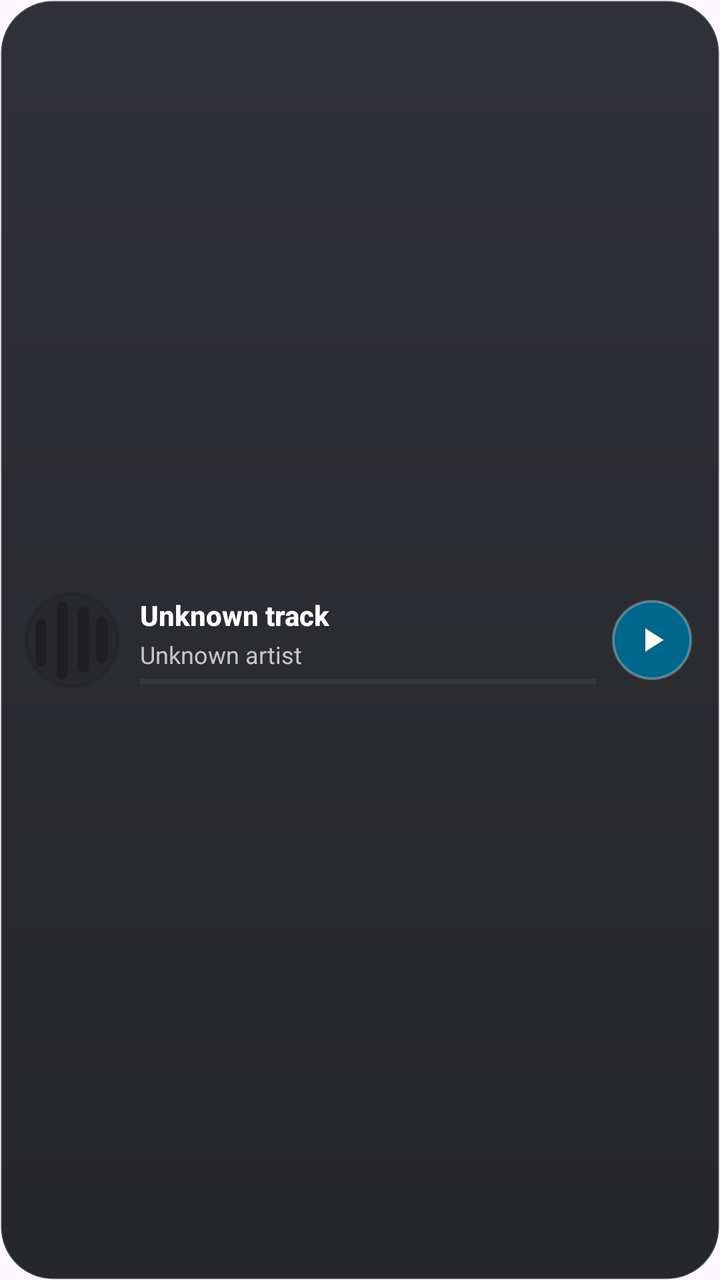
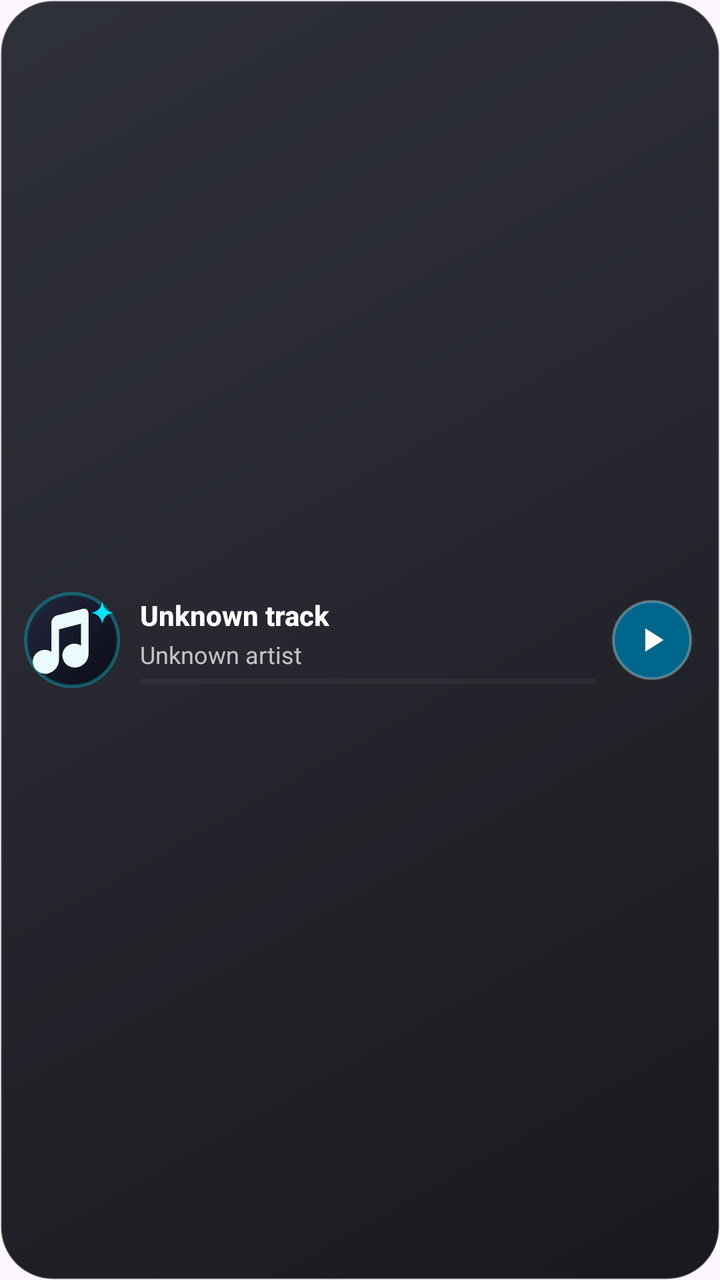

Two renders of the same Android screen: before a commit and after it. Below are the layout's source before the change and the commit's diff.
<!-- AndroidManifest.xml: application theme Theme.NeonSong.Splash -->
<!-- res/layout/widget_obsidian_compact.xml -->
<?xml version="1.0" encoding="utf-8"?>
<LinearLayout xmlns:android="http://schemas.android.com/apk/res/android"
    android:id="@+id/widget_root"
    android:layout_width="match_parent"
    android:layout_height="match_parent"
    android:background="@drawable/widget_obsidian_background"
    android:clipToOutline="true"
    android:gravity="center_vertical"
    android:orientation="horizontal"
    android:paddingStart="12dp"
    android:paddingEnd="14dp"
    android:paddingTop="8dp"
    android:paddingBottom="8dp">

    
    <LinearLayout
        android:id="@+id/widget_empty_group"
        android:layout_width="match_parent"
        android:layout_height="wrap_content"
        android:gravity="center_vertical"
        android:orientation="horizontal"
        android:visibility="gone">

        <ImageView
            android:id="@+id/widget_empty_icon"
            android:layout_width="44dp"
            android:layout_height="44dp"
            android:contentDescription="@null"
            android:src="@drawable/widget_art_placeholder" />

        <LinearLayout
            android:layout_width="0dp"
            android:layout_height="wrap_content"
            android:layout_marginStart="10dp"
            android:layout_weight="1"
            android:orientation="vertical">

            <TextView
                android:id="@+id/widget_empty_title"
                android:layout_width="match_parent"
                android:layout_height="wrap_content"
                android:ellipsize="end"
                android:fontFamily="sans-serif-medium"
                android:maxLines="1"
                android:text="@string/widget_obsidian_name"
                android:textColor="#FFFFFFFF"
                android:textSize="15sp"
                android:textStyle="bold" />

            <TextView
                android:id="@+id/widget_empty_sub"
                android:layout_width="match_parent"
                android:layout_height="wrap_content"
                android:layout_marginTop="2dp"
                android:ellipsize="end"
                android:fontFamily="sans-serif"
                android:maxLines="1"
                android:text="@string/widget_obsidian_description"
                android:textColor="#B8FFFFFF"
                android:textSize="12sp" />
        </LinearLayout>
    </LinearLayout>

    
    <LinearLayout
        android:id="@+id/widget_content_group"
        android:layout_width="match_parent"
        android:layout_height="wrap_content"
        android:gravity="center_vertical"
        android:orientation="horizontal">

        <ImageView
            android:id="@+id/widget_art"
            android:layout_width="48dp"
            android:layout_height="48dp"
            android:contentDescription="@null"
            android:scaleType="centerCrop"
            android:src="@drawable/widget_art_placeholder" />

        <LinearLayout
            android:layout_width="0dp"
            android:layout_height="wrap_content"
            android:layout_marginStart="10dp"
            android:layout_marginEnd="8dp"
            android:layout_weight="1"
            android:gravity="center_vertical"
            android:orientation="vertical">

            <TextView
                android:id="@+id/widget_title"
                android:layout_width="match_parent"
                android:layout_height="wrap_content"
                android:ellipsize="end"
                android:fontFamily="sans-serif-medium"
                android:maxLines="1"
                android:text="Unknown track"
                android:textColor="#FFFFFFFF"
                android:textSize="14sp"
                android:textStyle="bold" />

            <TextView
                android:id="@+id/widget_subtitle"
                android:layout_width="match_parent"
                android:layout_height="wrap_content"
                android:layout_marginTop="2dp"
                android:ellipsize="end"
                android:fontFamily="sans-serif"
                android:maxLines="1"
                android:text="Unknown artist"
                android:textColor="#B8FFFFFF"
                android:textSize="12sp" />

            <LinearLayout
                android:id="@+id/widget_progress_row"
                android:layout_width="match_parent"
                android:layout_height="wrap_content"
                android:layout_marginTop="4dp">

                <ProgressBar
                    android:id="@+id/widget_progress"
                    style="?android:attr/progressBarStyleHorizontal"
                    android:layout_width="match_parent"
                    android:layout_height="2.5dp"
                    android:max="1000"
                    android:progress="0"
                    android:progressBackgroundTint="#33FFFFFF"
                    android:progressTint="@color/widget_primary" />
            </LinearLayout>
        </LinearLayout>

        
        <FrameLayout
            android:id="@+id/widget_play_pause_container"
            android:layout_width="40dp"
            android:layout_height="40dp"
            android:background="@drawable/widget_obsidian_play">

            <ImageView
                android:id="@+id/widget_play_pause"
                android:layout_width="20dp"
                android:layout_height="20dp"
                android:layout_gravity="center"
                android:contentDescription="@string/desc_play_pause"
                android:src="@drawable/ic_widget_play"
                android:tint="@color/widget_on_primary" />
        </FrameLayout>

        
        <ImageButton
            android:id="@+id/widget_prev"
            android:layout_width="0dp"
            android:layout_height="0dp"
            android:visibility="gone" />

        <FrameLayout
            android:id="@+id/widget_next_container"
            android:layout_width="0dp"
            android:layout_height="0dp"
            android:visibility="gone">

            <ImageButton
                android:id="@+id/widget_next"
                android:layout_width="0dp"
                android:layout_height="0dp" />
        </FrameLayout>

        <LinearLayout
            android:id="@+id/widget_eq_group"
            android:layout_width="0dp"
            android:layout_height="0dp"
            android:visibility="gone">

            <ImageView
                android:id="@+id/widget_eq_icon"
                android:layout_width="0dp"
                android:layout_height="0dp" />

            <TextView
                android:id="@+id/widget_state"
                android:layout_width="0dp"
                android:layout_height="0dp" />
        </LinearLayout>
    </LinearLayout>
</LinearLayout>
<!-- resources referenced by this layout -->
<resources>
  <color name="widget_on_primary">#FF000000</color>
  <color name="widget_primary">#FF00E5FF</color>
  <!-- drawable widget_art_placeholder (drawable) -->
  <?xml version="1.0" encoding="utf-8"?>
  <layer-list xmlns:android="http://schemas.android.com/apk/res/android">
      <item>
          <shape android:shape="rectangle">
              <corners android:radius="14dp" />
              <solid android:color="@color/widget_surface_variant" />
              <stroke
                  android:width="1dp"
                  android:color="@color/widget_hairline" />
          </shape>
      </item>
      <item
          android:width="26dp"
          android:height="26dp"
          android:gravity="center"
          android:drawable="@drawable/ic_widget_logo_mark" />
  </layer-list>
  <!-- drawable widget_obsidian_background (drawable) -->
  <?xml version="1.0" encoding="utf-8"?>
  <shape xmlns:android="http://schemas.android.com/apk/res/android"
      android:shape="rectangle">
      <corners android:radius="26dp" />
      <gradient
          android:angle="270"
          android:startColor="#E61A1B22"
          android:endColor="#E60E0F12"
          android:type="linear" />
      <stroke
          android:width="1dp"
          android:color="#26FFFFFF" />
  </shape>
  <!-- drawable widget_obsidian_play (drawable) -->
  <?xml version="1.0" encoding="utf-8"?>
  <shape xmlns:android="http://schemas.android.com/apk/res/android"
      android:shape="oval">
      <solid android:color="@color/widget_primary" />
      <stroke
          android:width="1.2dp"
          android:color="#4DFFFFFF" />
  </shape>
  <string name="desc_play_pause">Play or pause</string>
  <string name="widget_obsidian_description">Frosted obsidian glass player with translucent depth and crystal rim</string>
  <string name="widget_obsidian_name">Neon Song Obsidian Glass</string>
  <color name="widget_surface_variant">#14000000</color>
  <color name="widget_hairline">#1A000000</color>
  <!-- drawable ic_widget_logo_mark (drawable) -->
  <vector xmlns:android="http://schemas.android.com/apk/res/android"
      android:width="24dp"
      android:height="24dp"
      android:viewportWidth="108"
      android:viewportHeight="108">
      <path
          android:fillColor="@color/widget_on_surface_variant"
          android:pathData="M12.92,36.47 A5.99,5.99 0 0 1 24.89,36.47 L24.89,78.39 A5.99,5.99 0 0 1 12.92,78.39 Z" />
      <path
          android:fillColor="@color/widget_on_surface_variant"
          android:pathData="M36.86,16.58 A6.14,6.14 0 0 1 49.15,16.58 L49.15,92.58 A6.14,6.14 0 0 1 36.86,92.58 Z" />
      <path
          android:fillColor="@color/widget_on_surface_variant"
          android:pathData="M60.54,23.12 A6.25,6.25 0 0 1 73.04,23.12 L73.04,84.82 A6.25,6.25 0 0 1 60.54,84.82 Z" />
      <path
          android:fillColor="@color/widget_on_surface_variant"
          android:pathData="M80.74,33.72 A6.72,6.72 0 0 1 94.18,33.72 L94.18,74.17 A6.72,6.72 0 0 1 80.74,74.17 Z" />
  </vector>
  <color name="splash_background">#FF100F0F</color>
  <!-- drawable neon_song_splash_art (drawable) -->
  <?xml version="1.0" encoding="utf-8"?>
  <bitmap xmlns:android="http://schemas.android.com/apk/res/android"
      android:src="@drawable/beru_icon_3d"
      android:gravity="fill" />
  <color name="widget_on_surface_variant">#8A1A1A1E</color>
  <!-- unchanged entries left out for length: 5 -->
</resources>

<!-- the commit's change to res/layout/widget_obsidian_compact.xml (unified diff, before → after) -->
@@ -23,9 +23,10 @@
 
         <ImageView
             android:id="@+id/widget_empty_icon"
-            android:layout_width="44dp"
-            android:layout_height="44dp"
+            android:layout_width="46dp"
+            android:layout_height="46dp"
             android:contentDescription="@null"
+            android:scaleType="centerCrop"
             android:src="@drawable/widget_art_placeholder" />
 
         <LinearLayout
@@ -124,6 +125,7 @@
                     android:max="1000"
                     android:progress="0"
                     android:progressBackgroundTint="#33FFFFFF"
+                    android:progressDrawable="@drawable/widget_progress_bar"
                     android:progressTint="@color/widget_primary" />
             </LinearLayout>
         </LinearLayout>
<!-- resource entries referenced after the edit -->
@@ -7,16 +7,21 @@
   <layer-list xmlns:android="http://schemas.android.com/apk/res/android">
       <item>
           <shape android:shape="rectangle">
-              <corners android:radius="14dp" />
-              <solid android:color="@color/widget_surface_variant" />
+              <corners android:radius="18dp" />
+              <gradient
+                  android:angle="315"
+                  android:startColor="#FF252A3F"
+                  android:centerColor="#FF151828"
+                  android:endColor="#FF0B0D16"
+                  android:type="linear" />
               <stroke
                   android:width="1dp"
-                  android:color="@color/widget_hairline" />
+                  android:color="#4D00E5FF" />
           </shape>
       </item>
       <item
-          android:width="26dp"
-          android:height="26dp"
+          android:width="28dp"
+          android:height="28dp"
           android:gravity="center"
           android:drawable="@drawable/ic_widget_logo_mark" />
   </layer-list>
@@ -26,13 +31,14 @@
       android:shape="rectangle">
       <corners android:radius="26dp" />
       <gradient
-          android:angle="270"
-          android:startColor="#E61A1B22"
-          android:endColor="#E60E0F12"
+          android:angle="315"
+          android:startColor="#EC1E202B"
+          android:centerColor="#EB13141C"
+          android:endColor="#F00A0B0F"
           android:type="linear" />
       <stroke
-          android:width="1dp"
-          android:color="#26FFFFFF" />
+          android:width="1.1dp"
+          android:color="#33FFFFFF" />
   </shape>
   <!-- drawable widget_obsidian_play (drawable) -->
   <?xml version="1.0" encoding="utf-8"?>
@@ -43,29 +49,41 @@
           android:width="1.2dp"
           android:color="#4DFFFFFF" />
   </shape>
+  <!-- drawable widget_progress_bar (drawable) -->
+  <?xml version="1.0" encoding="utf-8"?>
+  <layer-list xmlns:android="http://schemas.android.com/apk/res/android">
+      <item android:id="@android:id/background">
+          <shape android:shape="rectangle">
+              <corners android:radius="100dp" />
+              <solid android:color="#30FFFFFF" />
+          </shape>
+      </item>
+      <item android:id="@android:id/progress">
+          <clip>
+              <shape android:shape="rectangle">
+                  <corners android:radius="100dp" />
+                  <solid android:color="#FFFFFFFF" />
+              </shape>
+          </clip>
+      </item>
+  </layer-list>
   <string name="desc_play_pause">Play or pause</string>
   <string name="widget_obsidian_description">Frosted obsidian glass player with translucent depth and crystal rim</string>
   <string name="widget_obsidian_name">Neon Song Obsidian Glass</string>
-  <color name="widget_surface_variant">#14000000</color>
-  <color name="widget_hairline">#1A000000</color>
   <!-- drawable ic_widget_logo_mark (drawable) -->
+  <?xml version="1.0" encoding="utf-8"?>
   <vector xmlns:android="http://schemas.android.com/apk/res/android"
-      android:width="24dp"
-      android:height="24dp"
-      android:viewportWidth="108"
-      android:viewportHeight="108">
+      android:width="28dp"
+      android:height="28dp"
+      android:viewportWidth="24"
+      android:viewportHeight="24">
+      
       <path
-          android:fillColor="@color/widget_on_surface_variant"
-          android:pathData="M12.92,36.47 A5.99,5.99 0 0 1 24.89,36.47 L24.89,78.39 A5.99,5.99 0 0 1 12.92,78.39 Z" />
+          android:fillColor="#FFEAFBFF"
+          android:pathData="M14.7,4.2 L8.3,5.85 C7.45,6.06 6.85,6.82 6.85,7.7 L6.85,14.95 C6.25,14.55 5.5,14.38 4.7,14.52 C3.02,14.82 1.92,16.4 2.26,18.02 C2.6,19.65 4.2,20.72 5.88,20.4 C7.58,20.08 8.75,18.62 8.75,16.88 L8.75,9.32 L14.25,7.9 L14.25,13.4 C13.65,13.0 12.9,12.83 12.1,12.97 C10.42,13.27 9.32,14.85 9.66,16.47 C10.0,18.1 11.6,19.17 13.28,18.85 C14.98,18.53 16.15,17.07 16.15,15.33 L16.15,5.55 C16.15,4.55 15.52,4.0 14.7,4.2 Z" />
       <path
-          android:fillColor="@color/widget_on_surface_variant"
-          android:pathData="M36.86,16.58 A6.14,6.14 0 0 1 49.15,16.58 L49.15,92.58 A6.14,6.14 0 0 1 36.86,92.58 Z" />
-      <path
-          android:fillColor="@color/widget_on_surface_variant"
-          android:pathData="M60.54,23.12 A6.25,6.25 0 0 1 73.04,23.12 L73.04,84.82 A6.25,6.25 0 0 1 60.54,84.82 Z" />
-      <path
-          android:fillColor="@color/widget_on_surface_variant"
-          android:pathData="M80.74,33.72 A6.72,6.72 0 0 1 94.18,33.72 L94.18,74.17 A6.72,6.72 0 0 1 80.74,74.17 Z" />
+          android:fillColor="#FF00E5FF"
+          android:pathData="M19.55,2.4 Q19.9,4.85 22.35,5.2 Q19.9,5.55 19.55,8.0 Q19.2,5.55 16.75,5.2 Q19.2,4.85 19.55,2.4 Z" />
   </vector>
   <color name="splash_background">#FF100F0F</color>
   <!-- drawable neon_song_splash_art (drawable) -->
@@ -73,7 +91,6 @@
   <bitmap xmlns:android="http://schemas.android.com/apk/res/android"
       android:src="@drawable/beru_icon_3d"
       android:gravity="fill" />
-  <color name="widget_on_surface_variant">#8A1A1A1E</color>
   <!-- unchanged entries left out for length: 5 -->
 </resources>
 
